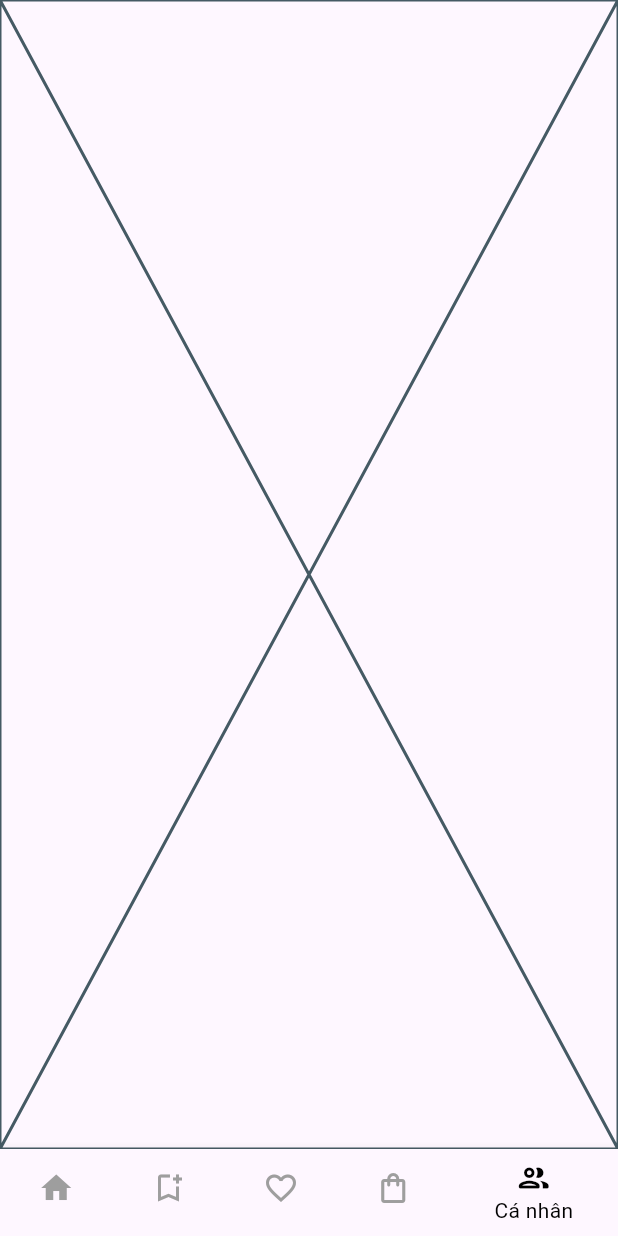
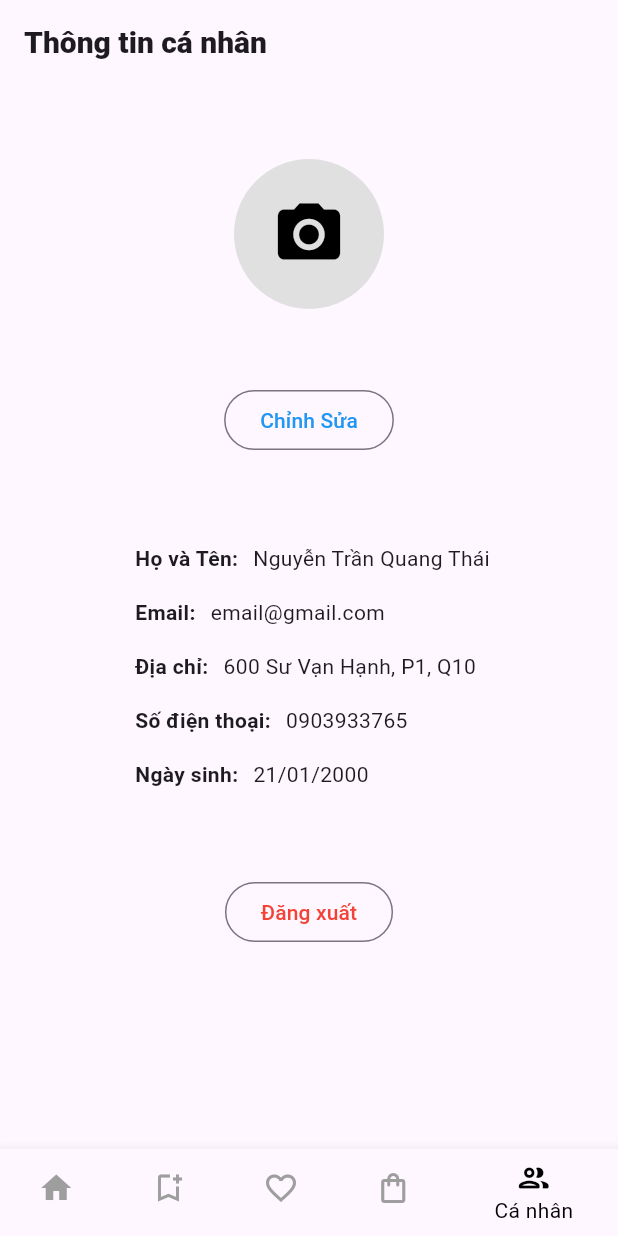
Before and after one commit to ThaiNguyen2402/flutter-app, a Flutter app: the screen it shows after launch, item 5 of the bottom bar chosen, on a phone screen of 412 x 824 dp. Run offline on Flutter 3.47's test engine with Material 3 defaults, Android fonts, the phone set to English and light mode, and no system bars; our stand-ins replace carousel_slider.

Commit message:
update profile-page

```diff
--- a/lib/page/profile/profilewidget.dart
+++ b/lib/page/profile/profilewidget.dart
@@ -1,4 +1,5 @@
 import 'package:flutter/material.dart';
+import 'profileedit.dart';
 
 class ProfileWidget extends StatefulWidget {
   const ProfileWidget({super.key});
@@ -10,6 +11,96 @@ class ProfileWidget extends StatefulWidget {
 class _ProfileWidgetState extends State<ProfileWidget> {
   @override
   Widget build(BuildContext context) {
-    return const Placeholder();
+    return Scaffold(
+      appBar: AppBar(
+          title: Text(
+        'Thông tin cá nhân',
+        style: TextStyle(fontSize: 20, fontWeight: FontWeight.w900),
+      )),
+      body: SafeArea(
+        child: Padding(
+          padding: const EdgeInsets.all(50.0),
+          child: Column(
+            crossAxisAlignment: CrossAxisAlignment.center,
+            children: [
+              Center(
+                child: Column(
+                  children: [
+                    CircleAvatar(
+                      radius: 50,
+                      backgroundColor: Colors.grey[300],
+                      child: Icon(
+                        Icons.camera_alt,
+                        size: 50,
+                        color: Colors.black,
+                      ),
+                    ),
+                    SizedBox(height: 50),
+                    OutlinedButton(
+                      onPressed: () {
+                        Navigator.push(
+                          context,
+                          MaterialPageRoute(
+                            builder: (context) => UpdateProfileScreen(),
+                          ),
+                        );
+                      },
+                      child: Text(
+                        'Chỉnh Sửa',
+                        style: TextStyle(color: Colors.blue),
+                      ),
+                    ),
+                  ],
+                ),
+              ),
+              SizedBox(height: 50),
+              Padding(
+                padding: const EdgeInsets.only(left: 40.0),
+                child: Column(
+                  children: [
+                    buildInfoRow(
+                      'Họ và Tên:',
+                      'Nguyễn Trần Quang Thái',
+                    ),
+                    buildInfoRow('Email:', 'email@gmail.com'),
+                    buildInfoRow('Địa chỉ:', '600 Sư Vạn Hạnh, P1, Q10'),
+                    buildInfoRow('Số điện thoại:', '0903933765'),
+                    buildInfoRow('Ngày sinh:', '21/01/2000'),
+                  ],
+                ),
+              ),
+              SizedBox(height: 50),
+              OutlinedButton(
+                onPressed: () {},
+                child: Text(
+                  'Đăng xuất',
+                  style: TextStyle(color: Colors.red),
+                ),
+              ),
+            ],
+          ),
+        ),
+      ),
+    );
+  }
+
+  Widget buildInfoRow(String title, String content) {
+    return Padding(
+      padding: const EdgeInsets.symmetric(vertical: 8.0),
+      child: Row(
+        children: [
+          Text(
+            title,
+            style: TextStyle(
+              fontWeight: FontWeight.bold,
+            ),
+          ),
+          SizedBox(width: 10),
+          Expanded(
+            child: Text(content),
+          ),
+        ],
+      ),
+    );
   }
 }
```
Also changed, not shown: lib/page/profile/profileedit.dart (added, +76 -0 lines), pubspec.lock.
